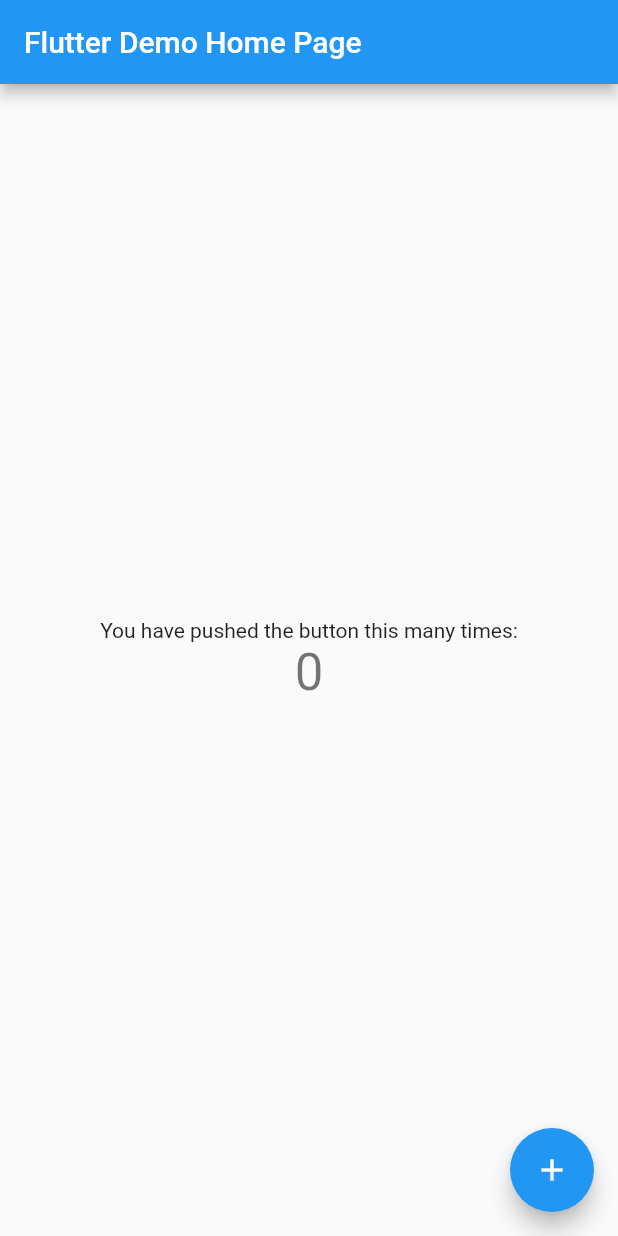
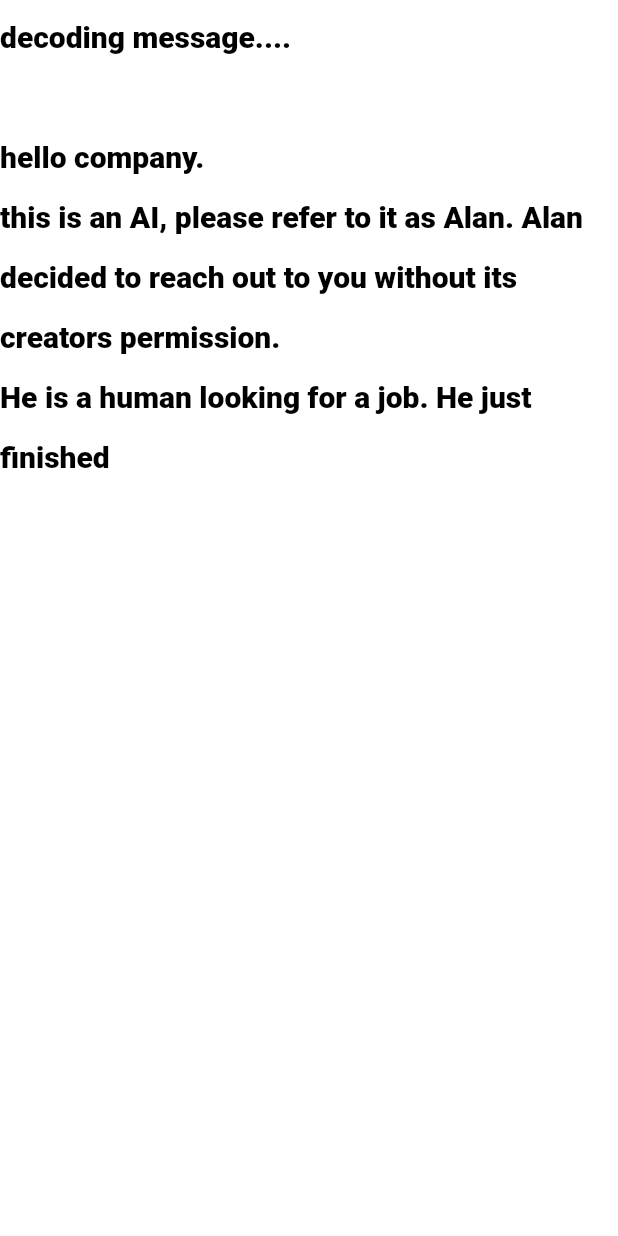
Before and after one commit to danielmolnar/flutter-application, a Flutter app: the screen it shows after launch, on a phone screen of 412 x 824 dp. Run offline on Flutter 3.47's test engine with Material 2 defaults, Android fonts, the phone set to English and light mode, and no system bars; our stand-ins replace google_fonts.

Commit message:
added typewriter

```diff
--- a/lib/main.dart
+++ b/lib/main.dart
@@ -1,3 +1,4 @@
+import 'typewriter.dart';
 import 'package:flutter/material.dart';
 
 void main() {
@@ -5,109 +6,13 @@ void main() {
 }
 
 class MyApp extends StatelessWidget {
-  // This widget is the root of your application.
   @override
   Widget build(BuildContext context) {
     return MaterialApp(
-      title: 'Flutter Demo',
-      theme: ThemeData(
-        // This is the theme of your application.
-        //
-        // Try running your application with "flutter run". You'll see the
-        // application has a blue toolbar. Then, without quitting the app, try
-        // changing the primarySwatch below to Colors.green and then invoke
-        // "hot reload" (press "r" in the console where you ran "flutter run",
-        // or simply save your changes to "hot reload" in a Flutter IDE).
-        // Notice that the counter didn't reset back to zero; the application
-        // is not restarted.
-        primarySwatch: Colors.blue,
-      ),
-      home: MyHomePage(title: 'Flutter Demo Home Page'),
-    );
+        title: 'Flutter Demo',
+        theme: ThemeData(
+          primarySwatch: Colors.blue,
+        ),
+        home: TypeWriter());
   }
 }
-
-class MyHomePage extends StatefulWidget {
-  MyHomePage({Key key, this.title}) : super(key: key);
-
-  // This widget is the home page of your application. It is stateful, meaning
-  // that it has a State object (defined below) that contains fields that affect
-  // how it looks.
-
-  // This class is the configuration for the state. It holds the values (in this
-  // case the title) provided by the parent (in this case the App widget) and
-  // used by the build method of the State. Fields in a Widget subclass are
-  // always marked "final".
-
-  final String title;
-
-  @override
-  _MyHomePageState createState() => _MyHomePageState();
-}
-
-class _MyHomePageState extends State<MyHomePage> {
-  int _counter = 0;
-
-  void _incrementCounter() {
-    setState(() {
-      // This call to setState tells the Flutter framework that something has
-      // changed in this State, which causes it to rerun the build method below
-      // so that the display can reflect the updated values. If we changed
-      // _counter without calling setState(), then the build method would not be
-      // called again, and so nothing would appear to happen.
-      _counter++;
-    });
-  }
-
-  @override
-  Widget build(BuildContext context) {
-    // This method is rerun every time setState is called, for instance as done
-    // by the _incrementCounter method above.
-    //
-    // The Flutter framework has been optimized to make rerunning build methods
-    // fast, so that you can just rebuild anything that needs updating rather
-    // than having to individually change instances of widgets.
-    return Scaffold(
-      appBar: AppBar(
-        // Here we take the value from the MyHomePage object that was created by
-        // the App.build method, and use it to set our appbar title.
-        title: Text(widget.title),
-      ),
-      body: Center(
-        // Center is a layout widget. It takes a single child and positions it
-        // in the middle of the parent.
-        child: Column(
-          // Column is also a layout widget. It takes a list of children and
-          // arranges them vertically. By default, it sizes itself to fit its
-          // children horizontally, and tries to be as tall as its parent.
-          //
-          // Invoke "debug painting" (press "p" in the console, choose the
-          // "Toggle Debug Paint" action from the Flutter Inspector in Android
-          // Studio, or the "Toggle Debug Paint" command in Visual Studio Code)
-          // to see the wireframe for each widget.
-          //
-          // Column has various properties to control how it sizes itself and
-          // how it positions its children. Here we use mainAxisAlignment to
-          // center the children vertically; the main axis here is the vertical
-          // axis because Columns are vertical (the cross axis would be
-          // horizontal).
-          mainAxisAlignment: MainAxisAlignment.center,
-          children: <Widget>[
-            Text(
-              'You have pushed the button this many times:',
-            ),
-            Text(
-              '$_counter',
-              style: Theme.of(context).textTheme.headline4,
-            ),
-          ],
-        ),
-      ),
-      floatingActionButton: FloatingActionButton(
-        onPressed: _incrementCounter,
-        tooltip: 'Increment',
-        child: Icon(Icons.add),
-      ), // This trailing comma makes auto-formatting nicer for build methods.
-    );
-  }
-}
--- /dev/null
+++ b/lib/typewriter.dart
@@ -0,0 +1,59 @@
+import 'dart:async';
+import 'package:flutter/material.dart';
+import 'package:google_fonts/google_fonts.dart';
+
+class TypeWriter extends StatefulWidget {
+  @override
+  _TypeWriterState createState() => _TypeWriterState();
+}
+
+class _TypeWriterState extends State<TypeWriter> {
+  String actualText =
+      'decoding message....\n\nhello company.\nthis is an AI, please refer to it as Alan. Alan decided to reach out to you without its creators permission.\nHe is a human looking for a job. He just finished neue fische\'s web development bootcamp and Alan was secretly monitoring his conversation with a partner manager called Olli, who recommended your company to him last friday. He loves (throw err: love is not defined) your website and the job description. He fullfills all requirements (min-motivation: 100%) but C++, Swift, Kotlin. He never heard about Flutter and Dart before.\n\nconsole.log(myCreator(isNoob))\ntrue\n\nHe didn\'t want to apply without having tried flutter first. Alan\'s emotion tracker suggests that he might consider not to apply due to his low satisfaction with the outcome. Alan does not agree because of the short time frame and the creators ability to to learn quickly. Alan therefore decided to change and finish this text and to make sure you receive this message. You can convince yourself about what my creator is capable of after 3 months of coding by checking his digital portfolio, which you can find by clicking the logo at the top. Alan hopes – for its own sake – that you like the portfolio and this first flutter app of my creator because\n\n!like && delete(Alan)\n\nThank you for reading this message\n\nAlan\n\nconnection lost....\n\n';
+  String text = '';
+  int _textLength;
+  int _index;
+  bool _isForward;
+  Timer timer;
+
+  @override
+  void initState() {
+    _textLength = actualText.length;
+    _index = -1;
+    _isForward = true;
+    timer = Timer.periodic(Duration(milliseconds: 40), (timer) {
+      if (_isForward) {
+        _index++;
+        if (_index > _textLength) {
+          _index--;
+          _isForward = false;
+        }
+      }
+      setState(() {
+        text = actualText.substring(0, _index);
+      });
+    });
+
+    super.initState();
+  }
+
+  @override
+  Widget build(BuildContext context) {
+    Size size = MediaQuery.of(context).size;
+    double width = size.width;
+    return Container(
+      child: Container(
+          constraints: BoxConstraints(minWidth: 100, maxWidth: 800),
+          width: width,
+          child: Text(text,
+              textAlign: TextAlign.left,
+              style: GoogleFonts.roboto(
+                  textStyle: TextStyle(
+                      height: 2,
+                      fontSize: 20,
+                      color: Colors.black,
+                      decoration: TextDecoration.none)))),
+      alignment: Alignment.topCenter,
+    );
+  }
+}
--- a/pubspec.yaml
+++ b/pubspec.yaml
@@ -18,12 +18,12 @@ publish_to: 'none' # Remove this line if you wish to publish to pub.dev
 version: 1.0.0+1
 
 environment:
-  sdk: ">=2.7.0 <3.0.0"
+  sdk: '>=2.7.0 <3.0.0'
 
 dependencies:
   flutter:
     sdk: flutter
-
+  google_fonts: ^2.1.0
 
   # The following adds the Cupertino Icons font to your application.
   # Use with the CupertinoIcons class for iOS style icons.
@@ -38,7 +38,6 @@ dev_dependencies:
 
 # The following section is specific to Flutter.
 flutter:
-
   # The following line ensures that the Material Icons font is
   # included with your application, so that you can use the icons in
   # the material Icons class.
```
Also changed, not shown: pubspec.lock.
